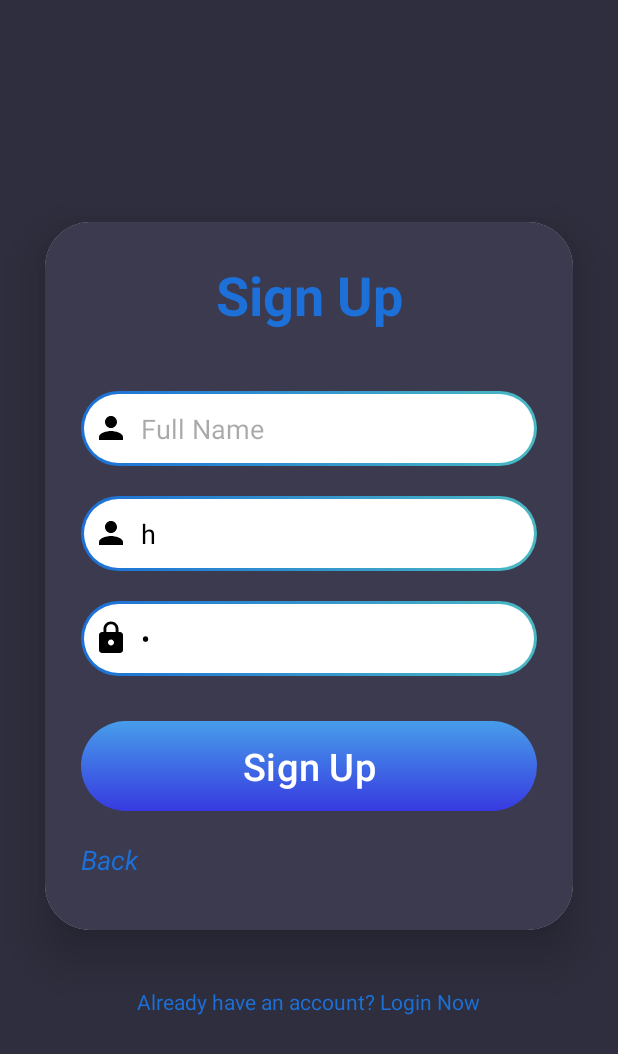
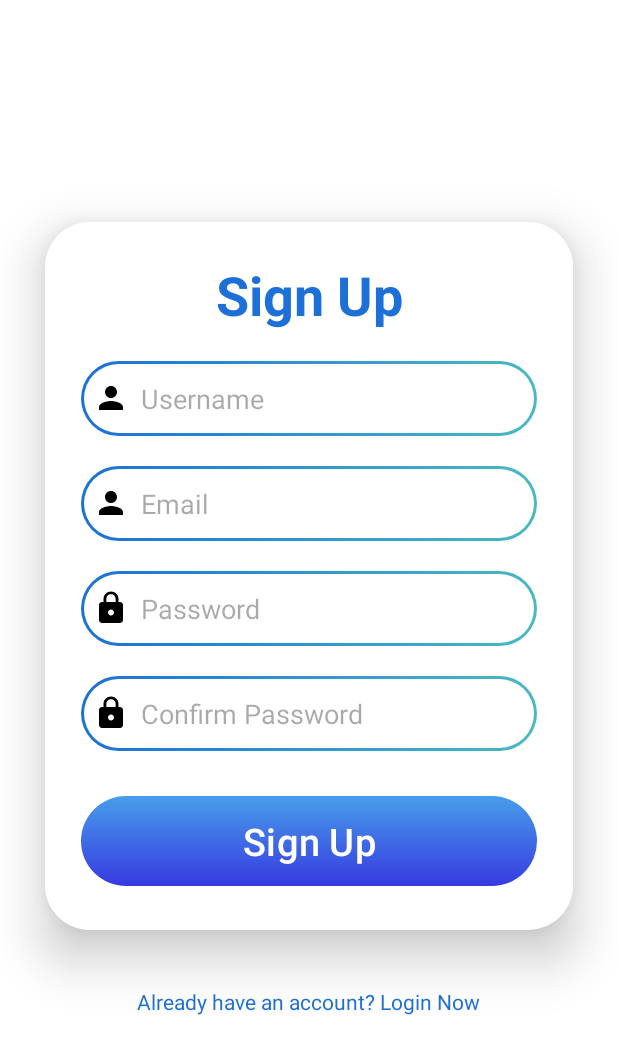
Before and after one commit to Ahamonuser/NT118.O12.MMCL-Mobile-app-dev-project, an Android app: the SignupActivity screen opened directly, with no data from a screen before it, on a phone screen of 412 x 824 dp. Shown: the top 1054 px of the screen. Run offline under Robolectric (Android 15) with nearby library versions, the phone set to English and light mode, and no system bars.

Commit message:
Signed-off-by: Ahamonuser <116050616+Ahamonuser@users.noreply.github.com> change UI background

```diff
--- a/app/src/main/java/com/example/loginapptest/LoginActivity.java
+++ b/app/src/main/java/com/example/loginapptest/LoginActivity.java
@@ -5,6 +5,7 @@ import android.content.Intent;
 import android.os.AsyncTask;
 import android.os.Bundle;
 import android.os.StrictMode;
+import android.util.Log;
 import android.widget.Button;
 import android.widget.EditText;
 import android.widget.TextView;
@@ -50,7 +51,7 @@ public class LoginActivity extends AppCompatActivity {
             startActivity(Back);
         });
 
-        // When click button logi
+        // When click button login
         login.setOnClickListener(view -> loginCheck(username.getText().toString(), password.getText().toString()));
     }
     @SuppressLint("StaticFieldLeak")
@@ -79,6 +80,8 @@ public class LoginActivity extends AppCompatActivity {
                     JsonObject jsonObject = gson.fromJson(json, JsonObject.class);
                     token = jsonObject.get("access_token").getAsString();
                     System.out.println(token);
+                    Log.d("token", token);
+
                 } catch (IOException e) {
                     e.printStackTrace();
                     return false;
--- a/app/src/main/java/com/example/loginapptest/SignupActivity.java
+++ b/app/src/main/java/com/example/loginapptest/SignupActivity.java
@@ -17,7 +17,7 @@ import androidx.appcompat.app.AppCompatActivity;
 
 public class SignupActivity extends AppCompatActivity {
 
-    String signun_url = "https://uiot.ixxc.dev/auth/realms/master/login-actions/registration?client_id=openremote&tab_id=X32j8mzPTho";
+    String signun_url = "https://uiot.ixxc.dev";
     @Override
     protected void onCreate(Bundle savedInstanceState) {
         super.onCreate(savedInstanceState);
@@ -27,30 +27,45 @@ public class SignupActivity extends AppCompatActivity {
         Button signup = (Button)findViewById(R.id.signup_activity_btn);
         EditText username = (EditText)findViewById(R.id.username_activity_txt);
         EditText password = (EditText)findViewById(R.id.password_activity_txt);
-        EditText fullname = (EditText)findViewById(R.id.fullname_activity_txt);
-
+        EditText email = (EditText)findViewById(R.id.email_activity_txt);
+        EditText confirm_password = (EditText)findViewById(R.id.confirm_password_activity_txt);
         WebView webview = findViewById(R.id.webview);
-
 
         //Add user
         signup.setOnClickListener(view -> {
-
             webview.setVisibility(webview.VISIBLE);
             webview.loadUrl(signun_url);
             webview.getSettings().setJavaScriptEnabled(true);
             webview.setWebViewClient(new WebViewClient() {
+
                 public void onPageFinished(WebView view, String url) {
                     //Paste form to webview
+                    Log.d("My Webview", url);
                     if (url.contains("registration"))
                     {
+                        Log.d("My Webview", url);
                         Log.d("URL", "get fill form");
                         String user_script = "document.getElementById('username').value = '" + username.getText().toString() + "';";
+                        String email_script = "document.getElementById('email').value = '" + email.getText().toString() + "';";
                         String pass_script = "document.getElementById('password').value = '" + password.getText().toString() + "';";
+                        String confirm_pass_script = "document.getElementById('password-confirm').value = '" + confirm_password.getText().toString() + "';";
                         view.evaluateJavascript(user_script, null);
+                        view.evaluateJavascript(email_script, null);
                         view.evaluateJavascript(pass_script, null);
+                        view.evaluateJavascript(confirm_pass_script, null);
+
                         view.evaluateJavascript("document.getElementById('kc-form-register').submit();", null);
+
+                        webview.setWebViewClient(new WebViewClient() {
+                            @Override
+                            public boolean shouldOverrideUrlLoading(WebView view, String url) {
+                                // Here put your code
+                                Log.d("My Webview", url);
+                                webview.setVisibility(webview.GONE);
+                                return true;
+                            }
+                        });
                     }
-
                 }
             });
         });
@@ -69,4 +84,5 @@ public class SignupActivity extends AppCompatActivity {
             startActivity(backtohome);
         });
     }
+
 }
--- a/app/src/main/res/layout/activity_signup.xml
+++ b/app/src/main/res/layout/activity_signup.xml
@@ -42,25 +42,13 @@
                 android:textSize="36sp"
                 android:textStyle="bold" />
 
-            <EditText
-                android:id="@+id/fullname_activity_txt"
-                android:layout_width="match_parent"
-                android:layout_height="50dp"
-                android:layout_marginTop="40dp"
-                android:background="@drawable/edit_text_custom"
-                android:drawableLeft="@drawable/baseline_person_24"
-                android:drawablePadding="8dp"
-                android:hint="Full Name"
-                android:padding="8dp"
-                android:textColor="@color/black"
-                android:textColorHighlight="@color/cardview_dark_background" />
+
 
             <EditText
                 android:id="@+id/username_activity_txt"
                 android:layout_width="match_parent"
                 android:layout_height="50dp"
                 android:layout_marginTop="20dp"
-                android:text="h"
                 android:background="@drawable/edit_text_custom"
                 android:drawableLeft="@drawable/baseline_person_24"
                 android:drawablePadding="8dp"
@@ -70,15 +58,41 @@
                 android:textColorHighlight="@color/cardview_dark_background" />
 
             <EditText
+                android:id="@+id/email_activity_txt"
+                android:layout_width="match_parent"
+                android:layout_height="50dp"
+                android:layout_marginTop="20dp"
+                android:background="@drawable/edit_text_custom"
+                android:drawableLeft="@drawable/baseline_person_24"
+                android:drawablePadding="8dp"
+                android:hint="Email"
+                android:padding="8dp"
+                android:textColor="@color/black"
+                android:textColorHighlight="@color/cardview_dark_background" />
+
+            <EditText
                 android:id="@+id/password_activity_txt"
                 android:layout_width="match_parent"
                 android:layout_height="50dp"
                 android:layout_marginTop="20dp"
-                android:text="1"
                 android:background="@drawable/edit_text_custom"
                 android:drawableLeft="@drawable/baseline_lock_24"
                 android:drawablePadding="8dp"
                 android:hint="Password"
+                android:inputType="textPassword"
+                android:padding="8dp"
+                android:textColor="@color/black"
+                android:textColorHighlight="@color/cardview_dark_background" />
+
+            <EditText
+                android:id="@+id/confirm_password_activity_txt"
+                android:layout_width="match_parent"
+                android:layout_height="50dp"
+                android:layout_marginTop="20dp"
+                android:background="@drawable/edit_text_custom"
+                android:drawableLeft="@drawable/baseline_lock_24"
+                android:drawablePadding="8dp"
+                android:hint="Confirm Password"
                 android:inputType="textPassword"
                 android:padding="8dp"
                 android:textColor="@color/black"
--- a/app/src/main/res/values/colors.xml
+++ b/app/src/main/res/values/colors.xml
@@ -6,7 +6,8 @@
     <color name="light_green">#4AB9C3</color>
     <color name="green">#1C70D7</color>
     <color name="yellow">#FFD7D71C</color>
-    <color name="background">#2E2E3E</color>
-    <color name="cards_background">#3B3A4F</color>
+    <color name="background">#FFFFFFFF</color>
+    <color name="cards_background">#FFFFFFFF</color>
     <color name="icon_off">#848184</color>
+    <color name="grey">#696969</color>
 </resources>
```
Also changed, not shown: app/src/main/res/layout/home.xml (+5 -15 lines).
